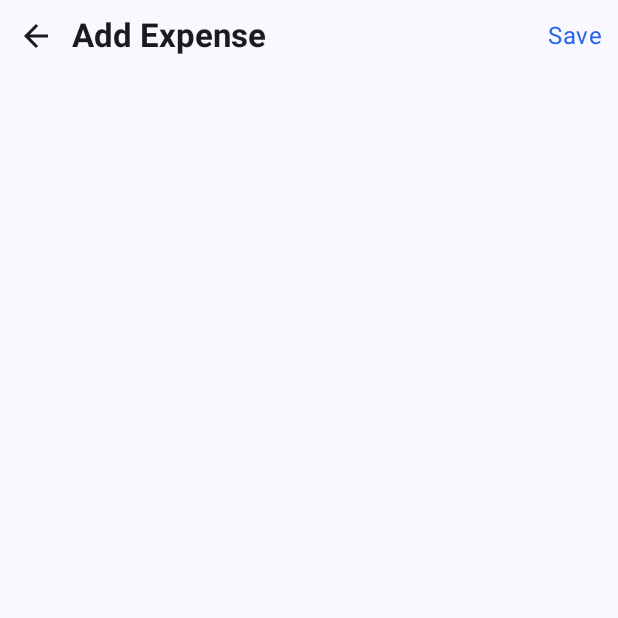
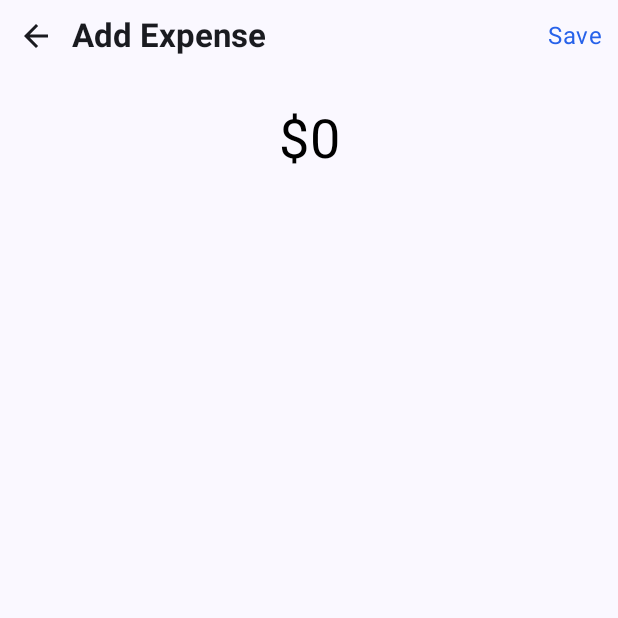
Before and after one commit to lchintha/BudgetIt, an Android app built with Jetpack Compose: the AddExpenseScreen screen opened through its navigation route, on a phone screen of 412 x 824 dp, the top half of it. Run offline under Robolectric (Android 15) with nearby library versions, the phone set to English and light mode, and no system bars.

Commit message:
Work is in progress to create a custom amount input field.

```diff
--- a/app/src/main/java/com/iquad/budgetit/AddExpenseScreen.kt
+++ b/app/src/main/java/com/iquad/budgetit/AddExpenseScreen.kt
@@ -1,14 +1,18 @@
 package com.iquad.budgetit
 
 import androidx.compose.foundation.layout.Column
+import androidx.compose.foundation.layout.Spacer
 import androidx.compose.foundation.layout.fillMaxWidth
+import androidx.compose.foundation.layout.height
 import androidx.compose.runtime.Composable
 import androidx.compose.ui.Modifier
 import androidx.compose.ui.res.stringResource
 import androidx.compose.ui.tooling.preview.Preview
+import androidx.compose.ui.unit.dp
 import androidx.navigation.NavController
 import androidx.navigation.compose.rememberNavController
 import com.iquad.budgetit.common.BudgetItToolBar
+import com.iquad.budgetit.common.InputAmountTextField
 
 @Composable
 fun AddExpenseScreen(navController: NavController){
@@ -21,12 +25,11 @@ fun AddExpenseScreen(navController: NavController){
             title = stringResource(R.string.add_expense),
             toolbarOption = stringResource(R.string.save)
         )
+        Spacer(modifier = Modifier.height(8.dp))
+        InputAmountTextField(
+            onValueChange = {}
+        )
     }
-}
-
-@Composable
-fun EnterAmountField() {
-
 }
 
 @Preview
--- /dev/null
+++ b/app/src/main/java/com/iquad/budgetit/common/InputAmountTextField.kt
@@ -0,0 +1,74 @@
+package com.iquad.budgetit.common
+
+import androidx.compose.foundation.layout.fillMaxWidth
+import androidx.compose.runtime.Composable
+import androidx.compose.ui.tooling.preview.Preview
+import androidx.compose.foundation.text.KeyboardOptions
+import androidx.compose.material3.Text
+import androidx.compose.material3.TextField
+import androidx.compose.material3.TextFieldDefaults
+import androidx.compose.runtime.getValue
+import androidx.compose.runtime.mutableStateOf
+import androidx.compose.runtime.remember
+import androidx.compose.runtime.setValue
+import androidx.compose.ui.Modifier
+import androidx.compose.ui.graphics.Color
+import androidx.compose.ui.text.TextStyle
+import androidx.compose.ui.text.input.ImeAction
+import androidx.compose.ui.text.input.KeyboardType
+import androidx.compose.ui.text.style.TextAlign
+import androidx.compose.ui.unit.sp
+
+@Composable
+fun InputAmountTextField(
+    onValueChange: (String) -> Unit,
+    modifier: Modifier = Modifier
+) {
+    var amount by remember { mutableStateOf("") }
+
+    TextField(
+        modifier = modifier.fillMaxWidth(),
+        value = amount,
+        onValueChange = { input ->
+            if (input.matches(Regex("^\\d*\\.?\\d*\$"))) {
+                amount = input
+                onValueChange(input)
+            }
+        },
+        placeholder = {
+            Text(
+                text = "$0",
+                modifier = Modifier.fillMaxWidth(),
+                color = Color.Black,
+                fontSize = 36.sp,
+                textAlign = TextAlign.Center
+            )
+        },
+        textStyle = TextStyle(
+            fontSize = 36.sp,
+            textAlign = TextAlign.Center,
+
+        ),
+        keyboardOptions = KeyboardOptions(
+            keyboardType = KeyboardType.Decimal,
+            imeAction = ImeAction.Done
+        ),
+//        visualTransformation = DollarVisualTransformation(),
+        singleLine = true,
+        colors = TextFieldDefaults.colors(
+            unfocusedContainerColor = Color.Transparent,
+            focusedContainerColor = Color.Transparent,
+            unfocusedIndicatorColor = Color.Transparent,
+            focusedIndicatorColor = Color.Transparent,
+            cursorColor = Color.Transparent
+        ),
+    )
+}
+
+@Preview
+@Composable
+fun InputAmountTextFieldPreview() {
+    InputAmountTextField(
+        onValueChange = {}
+    )
+}
```
